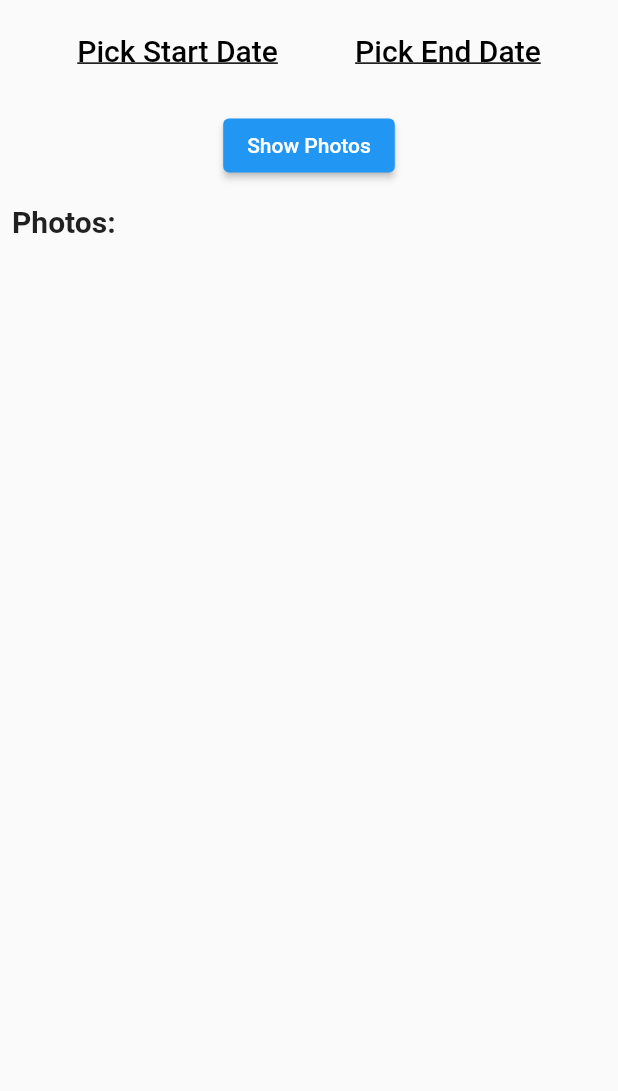
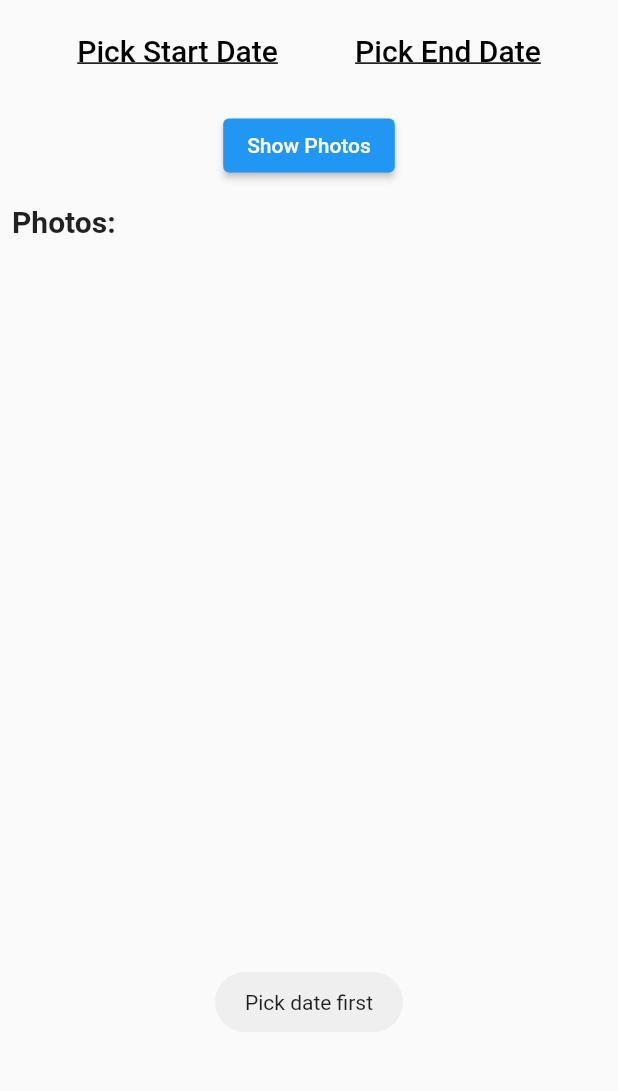
Before and after one commit to DaniyalDolare/memories, a Flutter app: the screen it shows after launch, after a tap on "Show Photos", on a phone screen of 412 x 824 dp, the part 108-1199 px from its top. Run offline on Flutter 3.47's test engine with Material 2 defaults, Android fonts, the phone set to English and light mode, and no system bars; our stand-ins replace fluttertoast; missing offline and left inert: photo_manager.

Commit message:
flutter toast added

```diff
--- a/lib/screens/homescreen.dart
+++ b/lib/screens/homescreen.dart
@@ -1,5 +1,5 @@
 import 'dart:typed_data';
-
+import 'package:fluttertoast/fluttertoast.dart';
 import 'package:flutter/material.dart';
 import 'package:photo_manager/photo_manager.dart';
 
@@ -157,7 +157,8 @@ class _HomeScreenState extends State<HomeScreen> {
                   max: _endDate!.add(Duration(days: 1)), min: _startDate!)));
       return pathList;
     } else {
-      print("Permission required!");
+      Fluttertoast.showToast(msg: "Permisson required!");
+      PhotoManager.openSetting();
       return [];
     }
   }
@@ -170,6 +171,7 @@ class _HomeScreenState extends State<HomeScreen> {
 
     List<Uint8List> thumbs = [];
     int perPage = 100;
+    // Loop through to the path list from page which aren't loaded i.e from pageCount
     for (var page = pageCount; page <= pageCount; page++) {
       final assets = await pathList[0].getAssetListPaged(page, perPage);
       for (AssetEntity asset in assets) {
@@ -187,7 +189,7 @@ class _HomeScreenState extends State<HomeScreen> {
 
     // if next page if empty
     if (thumbList.isEmpty) {
-      print("No more images");
+      Fluttertoast.showToast(msg: "No more images to show");
     } else {
       // add unloaded data from next page to imageList to display
       setState(() {
@@ -200,22 +202,25 @@ class _HomeScreenState extends State<HomeScreen> {
   void loadPhotos() async {
     if (_startDate == null || _endDate == null) {
       // If dates are null, dont load photos
-      print("Pick date first");
+      Fluttertoast.showToast(msg: "Pick date first");
     } else {
       // Else fetch and add thumbnail of photos to the image list
       // Empty the list when there are date changes to avoid incorrect data
       this.imageList = [];
+      // Set page Count to zero again when there are date changes to avoid incorrect data
+      int pgCount = 0;
       this.pathList = await getPathList();
       if (this.pathList.isEmpty) {
-        print("No images to show");
+        Fluttertoast.showToast(msg: "No images to show");
         setState(() {
+          this.pageCount = pgCount;
           this.imageList = [];
         });
       } else {
-        List<Uint8List> thumbList =
-            await getThumbList(this.pathList, this.pageCount);
+        List<Uint8List> thumbList = await getThumbList(this.pathList, pgCount);
 
         setState(() {
+          this.pageCount = pgCount;
           this.imageList = thumbList;
         });
       }
--- a/pubspec.yaml
+++ b/pubspec.yaml
@@ -33,6 +33,7 @@ dev_dependencies:
   flutter_test:
     sdk: flutter
   photo_manager: ^1.2.1
+  fluttertoast: ^8.0.7
 
 # For information on the generic Dart part of this file, see the
 # following page: https://dart.dev/tools/pub/pubspec
```
Also changed, not shown: pubspec.lock.
